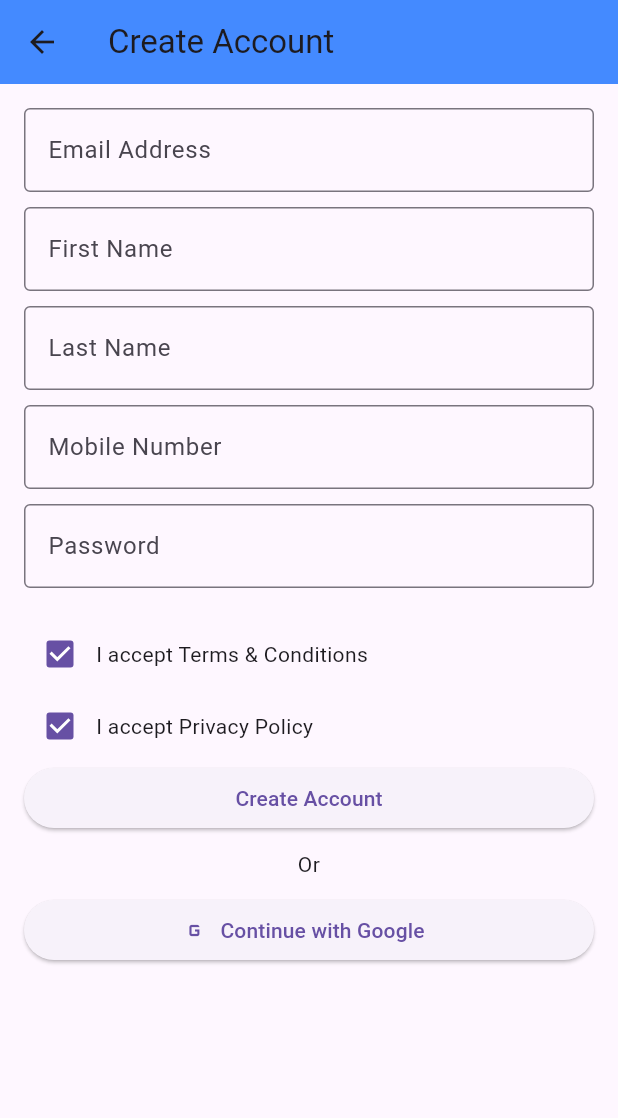
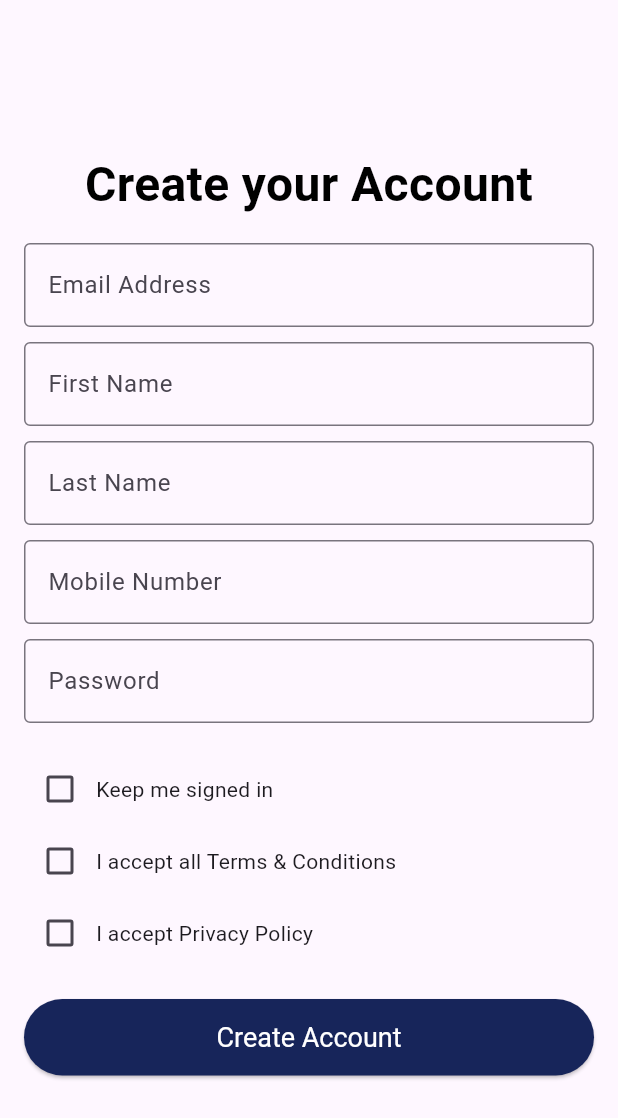
Before and after one commit to JAYANTJOSHI001/ScrapconApp, a Flutter app: the SignupScreen screen opened directly, on a phone screen of 412 x 824 dp. Shown: the top 1118 px of the screen. Run offline on Flutter 3.47's test engine with Material 3 defaults, Android fonts, the phone set to English and light mode, and no system bars; our stand-ins replace flutter_svg.

Commit message:
sign up done

```diff
--- a/lib/screens/signup_screen.dart
+++ b/lib/screens/signup_screen.dart
@@ -1,14 +1,46 @@
 import 'package:flutter/material.dart';
 
-class SignupScreen extends StatelessWidget {
+class SignupScreen extends StatefulWidget {
+  @override
+  _SignupScreenState createState() => _SignupScreenState();
+}
+
+class _SignupScreenState extends State<SignupScreen> {
+  bool _keepSignedIn = false;
+  bool _acceptTerms = false;
+  bool _acceptPrivacy = false;
+
   @override
   Widget build(BuildContext context) {
     return Scaffold(
-      appBar: AppBar(
-        title: Text('Create Account'),
-        backgroundColor: Colors.blueAccent,
+      body: Column(
+        children: [
+          // Blue Background with Rounded Bottom Corners
+          // Container(
+          //   decoration: BoxDecoration(
+          //     color: Color(0xFF6B93CA), // Blue background
+          //     borderRadius: BorderRadius.only(
+          //       bottomLeft: Radius.circular(30),
+          //       bottomRight: Radius.circular(30),
+          //     ),
+          //   ),
+          //   padding: EdgeInsets.only(top: 50, bottom: 50), // Add padding for spacing
+          // ),
+
+          Padding(
+            padding: EdgeInsets.only(top: 100),
+            child: Text(
+              'Create your Account',
+              style: TextStyle(
+                fontSize: 32,
+                fontWeight: FontWeight.bold,
+                color: Colors.black,
               ),
-      body: Padding(
+              textAlign: TextAlign.center,
+            ),
+          ),
+          Expanded(
+            child: Padding(
               padding: EdgeInsets.all(16.0),
               child: ListView(
                 children: [
@@ -50,30 +82,65 @@ class SignupScreen extends StatelessWidget {
                   SizedBox(height: 20),
                   Row(
                     children: [
-                Checkbox(value: true, onChanged: (val) {}),
-                Expanded(child: Text('I accept Terms & Conditions')),
+                      Checkbox(
+                        value: _keepSignedIn,
+                        onChanged: (bool? val) {
+                          setState(() {
+                            _keepSignedIn = val!;
+                          });
+                        },
+                        activeColor: Colors.green,
+                      ),
+                      Expanded(child: Text('Keep me signed in')),
                     ],
                   ),
                   Row(
                     children: [
-                Checkbox(value: true, onChanged: (val) {}),
+                      Checkbox(
+                        value: _acceptTerms,
+                        onChanged: (bool? val) {
+                          setState(() {
+                            _acceptTerms = val!;
+                          });
+                        },
+                        activeColor: Colors.green,
+                      ),
+                      Expanded(child: Text('I accept all Terms & Conditions')),
+                    ],
+                  ),
+                  Row(
+                    children: [
+                      Checkbox(
+                        value: _acceptPrivacy,
+                        onChanged: (bool? val) {
+                          setState(() {
+                            _acceptPrivacy = val!;
+                          });
+                        },
+                        activeColor: Colors.green,
+                      ),
                       Expanded(child: Text('I accept Privacy Policy')),
                     ],
                   ),
+                  SizedBox(height: 20),
                   ElevatedButton(
-              onPressed: () {},
+                    onPressed: () {
+                      // Add your account creation logic here
+                    },
                     child: Text('Create Account'),
+                    style: ElevatedButton.styleFrom(
+                      padding: EdgeInsets.symmetric(vertical: 15),
+                      textStyle: TextStyle(fontSize: 18),
+                      backgroundColor: Color(0xFF17255A),
+                      foregroundColor: Colors.white,
+                    ),
                   ),
                   SizedBox(height: 10),
-            Text('Or', textAlign: TextAlign.center),
-            SizedBox(height: 10),
-            ElevatedButton.icon(
-              onPressed: () {},
-              icon: Icon(Icons.g_mobiledata),
-              label: Text('Continue with Google'),
+                ],
+              ),
+            ),
           ),
         ],
-        ),
       ),
     );
   }
```
Lines whose indentation alone changed are shown as unchanged.
